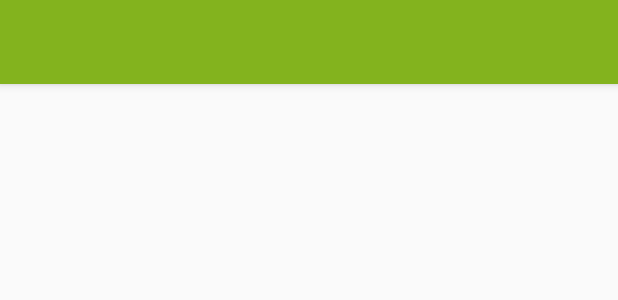
After one commit to Oreramirez/ProyectojectConst2Dise-o, an Android app: the layout toolbar.xml on its own in the app's theme, with its tools: preview values and no code run, on a phone screen of 412 x 824 dp. The commit adds this screen. Shown: the top 300 px of the screen. Run offline under Robolectric (Android 15) with nearby library versions, the phone set to English and light mode, and no system bars; Roboto replaces fonts that are not available here.

Commit message:
correciones editar y listar
correciones editar y listar

```diff
--- a/APP-MOVIL/app/src/main/res/drawable/round_background.xml
+++ b/APP-MOVIL/app/src/main/res/drawable/round_background.xml
@@ -6,6 +6,6 @@
         android:bottomRightRadius="8dp"
         android:topLeftRadius="8dp"
         android:topRightRadius="8dp" />
-    <solid android:color="@color/color1"/>
+    <solid android:color="@color/white"/>
 
 </shape>
--- /dev/null
+++ b/APP-MOVIL/app/src/main/res/layout/toolbar.xml
@@ -0,0 +1,11 @@
+<?xml version="1.0" encoding="utf-8"?>
+<androidx.appcompat.widget.Toolbar xmlns:android="http://schemas.android.com/apk/res/android"
+    android:layout_width="match_parent"
+    android:layout_height="wrap_content"
+    xmlns:app="http://schemas.android.com/apk/res-auto"
+    android:background="@color/colorPrimary"
+    android:elevation="4dp"
+    android:theme="@style/ThemeOverlay.AppCompat.Dark.ActionBar"
+    app:popupTheme="@style/ThemeOverlay.AppCompat.Light">
+
+</androidx.appcompat.widget.Toolbar>
--- a/APP-MOVIL/app/src/main/res/values/colors.xml
+++ b/APP-MOVIL/app/src/main/res/values/colors.xml
@@ -3,6 +3,7 @@
     <color name="colorPrimary">#83b31e</color>
     <color name="colorPrimaryDark">#2C2E30</color>
     <color name="colorAccent">#D81B60</color>
+    <color name="white">#fff</color>
 
     <color name="color1">#d8d7d3</color>
     <color name="color2">#213016</color>
```
Also changed, not shown: APP-MOVIL/app/src/main/res/layout/item_unidad.xml (+56 -26 lines).
